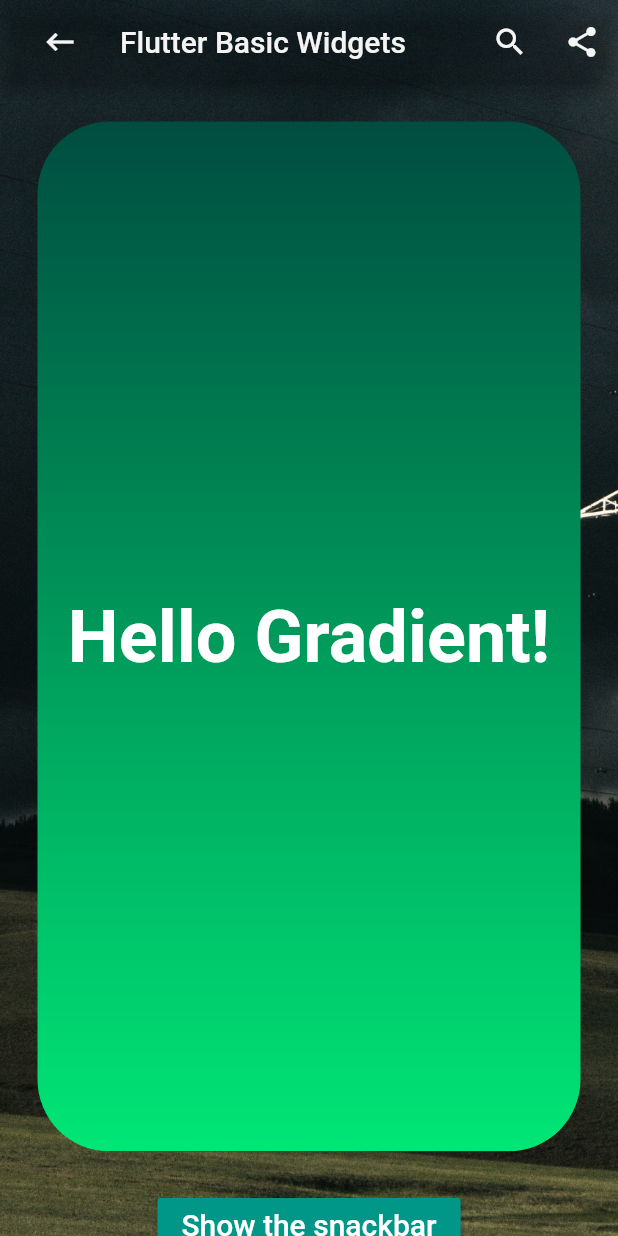
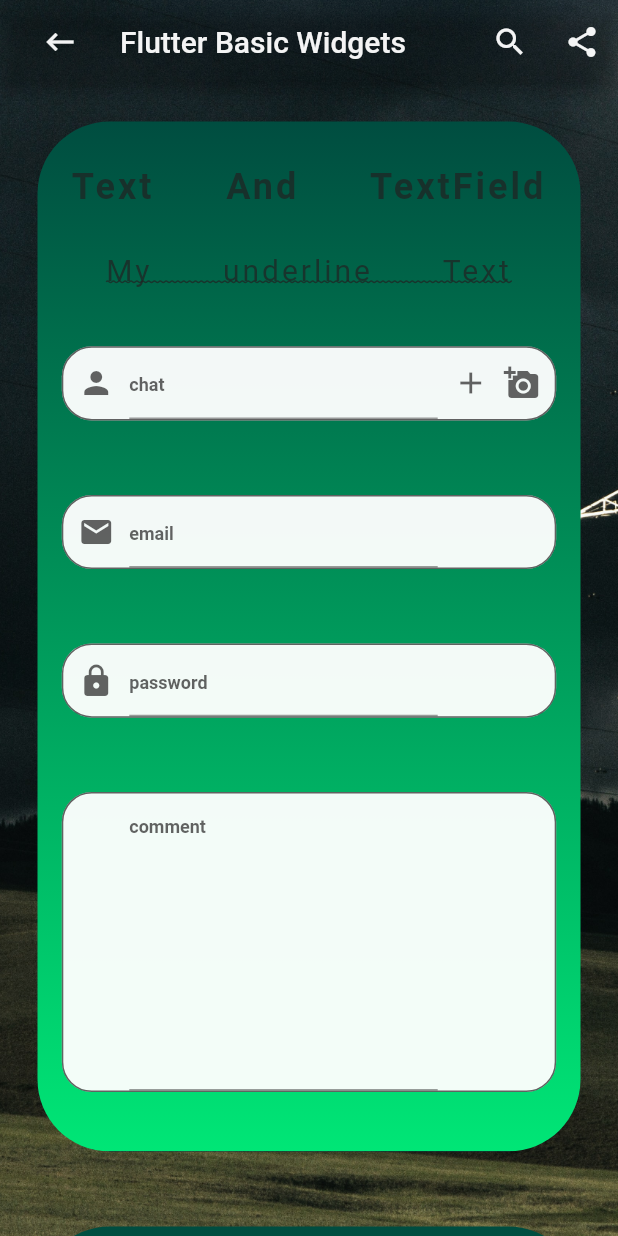
Before and after one commit to drogbut/FlutterBasicWidgets, a Flutter app: the screen it shows after launch, on a phone screen of 412 x 824 dp. Run offline on Flutter 3.47's test engine with Material 2 defaults, Android fonts, the phone set to English and light mode, and no system bars.

```diff
--- a/lib/screens/body.dart
+++ b/lib/screens/body.dart
@@ -30,15 +30,7 @@ class _BodyState extends State<Body> {
               MyContainer(
                   context,
                   [
-                    Text(
-                      'Hello Gradient!',
-                      style: TextStyle(
-                        fontSize: 48.0,
-                        fontWeight: FontWeight.bold,
-                        color: Colors.white,
-                      ),
-                    ),
-                    /*MyCustomText("Text And TextField",
+                    MyCustomText("Text And TextField",
                       textScaleFactor: 1.2,
                       fontWeight: FontWeight.bold,
 
@@ -73,18 +65,13 @@ class _BodyState extends State<Body> {
                       inputAction: TextInputAction.done,
                       maxLines: 10,
                       containerHeight: 200.0,
-                    ),*/
+                    ),
                   ]
               ),
-              /*MyContainer(
+              MyContainer(
                   context,
                   [
                     MyContainerButton(
-                      decoration: MyBackgroundGradient(
-                          colorPrimary,
-                          Colors.purple,
-                          radius: 25.0,
-                          horizontal: true),
                       shapeBorder: RoundedRectangleBorder(
                           borderRadius: BorderRadius.circular(25.0),
                       ),
@@ -196,7 +183,7 @@ class _BodyState extends State<Body> {
                       width: MediaQuery.of(context).size.width/1.5,
                       fit: BoxFit.cover,)),
                     ]
-              ),*/
+              ),
 
               new RaisedButton(
                   color: Colors.teal,
--- a/lib/widgets/my_background_gradient.dart
+++ /dev/null
@@ -1,22 +0,0 @@
-import 'dart:ui';
-
-import 'package:flutter/material.dart';
-
-class MyBackgroundGradient extends BoxDecoration {
-  static final FractionalOffset begin = FractionalOffset(0.0, 0.0);
-  static final FractionalOffset endHorizontal = FractionalOffset(1.0, 0.0);
-  static final FractionalOffset endVertical = FractionalOffset(0.0, 1.0);
-
-  MyBackgroundGradient(Color startColor, Color endColor, {
-        bool horizontal: false,
-        double radius: 0.0
-      }) : super(
-            gradient: LinearGradient(
-              colors: [startColor, endColor],
-              begin: begin,
-              end: (horizontal) ? endHorizontal : endVertical,
-              tileMode: TileMode.clamp,
-            ),
-            borderRadius: BorderRadius.all(Radius.circular(radius))
-  );
-}
--- a/lib/widgets/my_container.dart
+++ b/lib/widgets/my_container.dart
@@ -1,7 +1,6 @@
 
 import 'package:flutter/material.dart';
 import 'package:mise_en_page/my_constants.dart';
-import 'package:mise_en_page/widgets/my_background_gradient.dart';
 
 
 class MyContainer extends Container {
@@ -31,8 +30,6 @@ class MyContainer extends Container {
               ],
             )
         ),
-
-        /*MyBackgroundGradient(colorAccent, colorPrimary, radius: 50.0)*/
       );
 
 }
--- a/lib/widgets/my_widgets.dart
+++ b/lib/widgets/my_widgets.dart
@@ -4,7 +4,6 @@ export 'my_normal_text.dart';
 export 'my_appbar.dart';
 export 'my_background_image.dart';
 export 'my_text_field_input.dart';
-export 'my_background_gradient.dart';
 export 'my_container_button.dart';
 export 'my_card_with_child.dart';
 export 'my_padding_with_child.dart';
```
Also changed, not shown: 1 other file.
